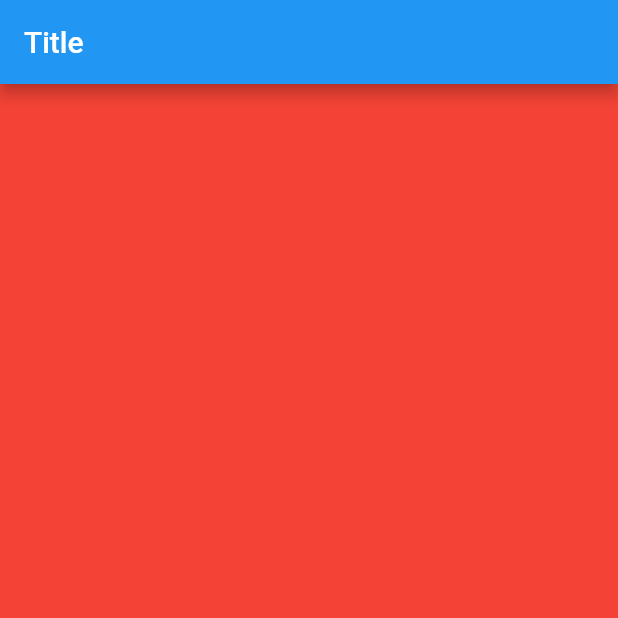
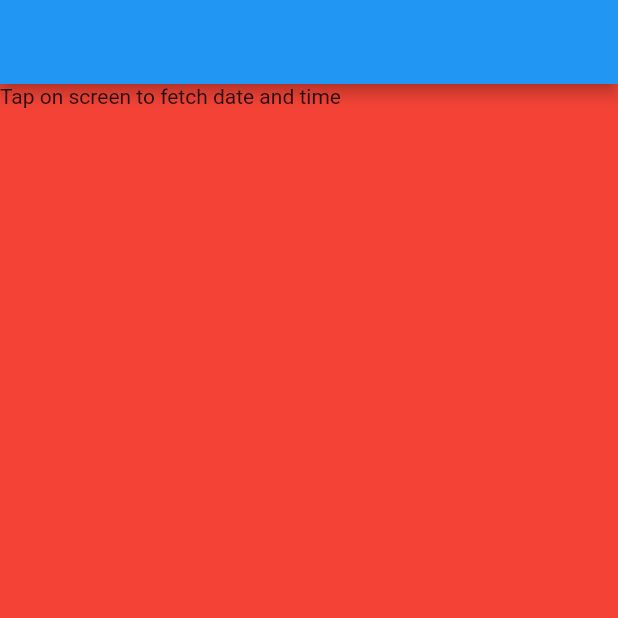
Before and after one commit to waslost0/flutter_state_management, a Flutter app: the screen it shows after launch, on a phone screen of 412 x 824 dp, the top half of it. Run offline on Flutter 3.47's test engine with Material 2 defaults, Android fonts, the light colour scheme and no system bars.

Commit message:
InheritedWidget

```diff
--- /dev/null
+++ b/statefulapp_tut/lib/api_provider.dart
@@ -0,0 +1,24 @@
+import 'package:flutter/cupertino.dart';
+import 'package:statefulapp_tut/fake_api.dart';
+import 'package:uuid/uuid.dart';
+
+class ApiProvider extends InheritedWidget {
+  final Api api;
+  final String uuid;
+
+  ApiProvider({
+    required this.api,
+    super.key,
+    required super.child,
+  }) : uuid = const Uuid().v4();
+
+  @override
+  bool updateShouldNotify(covariant ApiProvider oldWidget) {
+    return uuid != oldWidget.uuid;
+  }
+
+
+  static ApiProvider of(BuildContext context) {
+    return context.dependOnInheritedWidgetOfExactType<ApiProvider>()!;
+  }
+}
--- /dev/null
+++ b/statefulapp_tut/lib/date_time_widget.dart
@@ -0,0 +1,13 @@
+import 'package:flutter/material.dart';
+import 'package:statefulapp_tut/api_provider.dart';
+import 'package:statefulapp_tut/fake_api.dart';
+
+class DateTimeWidget extends StatelessWidget {
+  const DateTimeWidget({super.key});
+
+  @override
+  Widget build(BuildContext context) {
+    Api api = ApiProvider.of(context).api;
+    return Text(api.dateAndTime ?? "Tap on screen to fetch date and time");
+  }
+}
--- /dev/null
+++ b/statefulapp_tut/lib/fake_api.dart
@@ -0,0 +1,12 @@
+class Api {
+  String? dateAndTime;
+
+  Future<String> getDateAndTime() {
+    return Future.delayed(const Duration(seconds: 1), () {
+      return DateTime.now().toIso8601String();
+    }).then((value) {
+      dateAndTime = value;
+      return value;
+    });
+  }
+}
--- a/statefulapp_tut/lib/main.dart
+++ b/statefulapp_tut/lib/main.dart
@@ -1,4 +1,7 @@
 import 'package:flutter/material.dart';
+import 'package:statefulapp_tut/api_provider.dart';
+import 'package:statefulapp_tut/date_time_widget.dart';
+import 'package:statefulapp_tut/fake_api.dart';
 
 void main() {
   runApp(const MyApp());
@@ -14,7 +17,10 @@ class MyApp extends StatelessWidget {
       theme: ThemeData(
         primarySwatch: Colors.blue,
       ),
-      home: const HomePage(),
+      home: ApiProvider(
+        api: Api(),
+        child: const HomePage(),
+      ),
     );
   }
 }
@@ -27,22 +33,29 @@ class HomePage extends StatefulWidget {
 }
 
 class _HomePageState extends State<HomePage> {
-  String title = "Title";
+  ValueKey _textKey = const ValueKey<String?>(null);
 
   @override
   Widget build(BuildContext context) {
     return Scaffold(
       appBar: AppBar(
-        title: Text(title),
+        title: Text(ApiProvider.of(context).api.dateAndTime ?? ""),
       ),
       body: GestureDetector(
-        onTap: () {
+        onTap: () async {
+          final api = ApiProvider.of(context).api;
+          var dateAndTime = await api.getDateAndTime();
           setState(() {
-            title = DateTime.now().toIso8601String();
+            _textKey = ValueKey(dateAndTime);
           });
         },
-        child: Container(
-          color: Colors.red,
+        child: SizedBox.expand(
+          child: Container(
+            color: Colors.red,
+            child: DateTimeWidget(
+              key: _textKey,
+            ),
+          ),
         ),
       ),
     );
--- a/statefulapp_tut/pubspec.yaml
+++ b/statefulapp_tut/pubspec.yaml
@@ -36,6 +36,7 @@ dependencies:
   # The following adds the Cupertino Icons font to your application.
   # Use with the CupertinoIcons class for iOS style icons.
   cupertino_icons: ^1.0.2
+  uuid: ^3.0.7
 
 dev_dependencies:
   flutter_test:
```
Also changed, not shown: statefulapp_tut/pubspec.lock.
